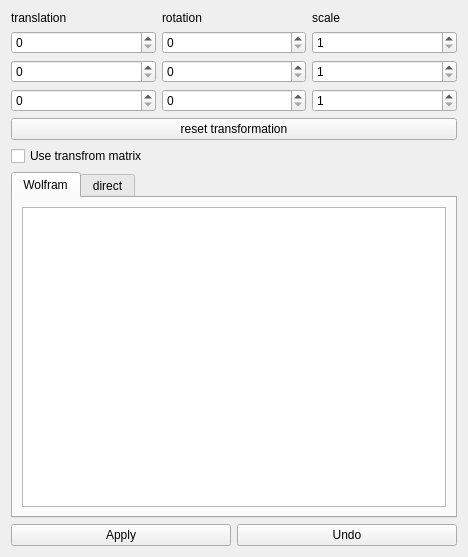
Old version of the form Applications/MainApplication_BE/Gui/ui/EditionWidget.ui in the repository SylvainDeker/Radium-Engine.
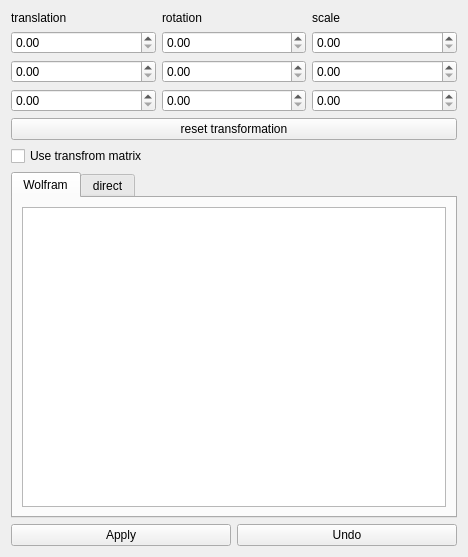
New version of the form.

Commit message: slightly better rotation and QDoubleSpinbox the rotation is still broken though

The edit to the form file:
```diff
--- a/Applications/MainApplication_BE/Gui/ui/EditionWidget.ui
+++ b/Applications/MainApplication_BE/Gui/ui/EditionWidget.ui
@@ -47,19 +47,6 @@
      </item>
      <item row="1" column="0">
       <layout class="QGridLayout" name="gridLayout_4">
-       <item row="2" column="2">
-        <widget class="QSpinBox" name="m_scale_y">
-         <property name="minimum">
-          <number>1</number>
-         </property>
-        </widget>
-       </item>
-       <item row="1" column="0">
-        <widget class="QSpinBox" name="m_translation_x"/>
-       </item>
-       <item row="3" column="0">
-        <widget class="QSpinBox" name="m_translation_z"/>
-       </item>
        <item row="0" column="1">
         <widget class="QLabel" name="label_2">
          <property name="text">
@@ -67,13 +54,6 @@
          </property>
         </widget>
        </item>
-       <item row="1" column="2">
-        <widget class="QSpinBox" name="m_scale_x">
-         <property name="minimum">
-          <number>1</number>
-         </property>
-        </widget>
-       </item>
        <item row="0" column="2">
         <widget class="QLabel" name="label_3">
          <property name="text">
@@ -81,31 +61,39 @@
          </property>
         </widget>
        </item>
+       <item row="0" column="0">
+        <widget class="QLabel" name="label">
+         <property name="text">
+          <string>translation</string>
+         </property>
+        </widget>
+       </item>
+       <item row="1" column="0">
+        <widget class="QDoubleSpinBox" name="m_translation_x"/>
+       </item>
        <item row="1" column="1">
-        <widget class="QSpinBox" name="m_rotation_x"/>
+        <widget class="QDoubleSpinBox" name="m_rotation_x"/>
+       </item>
+       <item row="1" column="2">
+        <widget class="QDoubleSpinBox" name="m_scale_x"/>
+       </item>
+       <item row="2" column="0">
+        <widget class="QDoubleSpinBox" name="m_translation_y"/>
        </item>
        <item row="2" column="1">
-        <widget class="QSpinBox" name="m_rotation_y"/>
+        <widget class="QDoubleSpinBox" name="m_rotation_y"/>
+       </item>
+       <item row="2" column="2">
+        <widget class="QDoubleSpinBox" name="m_scale_y"/>
+       </item>
+       <item row="3" column="0">
+        <widget class="QDoubleSpinBox" name="m_translation_z"/>
        </item>
        <item row="3" column="1">
-        <widget class="QSpinBox" name="m_rotation_z"/>
-       </item>
-       <item row="2" column="0">
-        <widget class="QSpinBox" name="m_translation_y"/>
+        <widget class="QDoubleSpinBox" name="m_rotation_z"/>
        </item>
        <item row="3" column="2">
-        <widget class="QSpinBox" name="m_scale_z">
-         <property name="minimum">
-          <number>1</number>
-         </property>
-        </widget>
-       </item>
-       <item row="0" column="0">
-        <widget class="QLabel" name="label">
-         <property name="text">
-          <string>translation</string>
-         </property>
-        </widget>
+        <widget class="QDoubleSpinBox" name="m_scale_z"/>
        </item>
       </layout>
      </item>
```
The commit also changes 2 other files.
